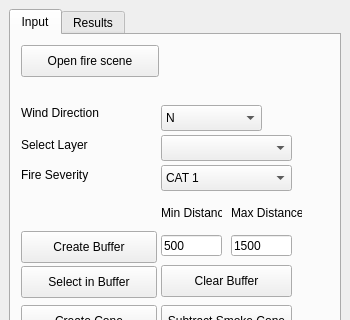
Qt form LocatorTool/LocatingTool/locating_tool_dockwidget_base.ui (qq2012/GEO1005) before a commit; both pictures show x 0 to 350 and y 0 to 320 of the 350 by 655 pixel window.
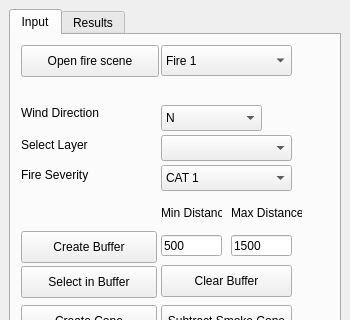
The same form after that commit.

Commit message:
added dropdown button for selecting fire scenario
all legend layers need to be removed for it to work though

Patch:
```diff
--- a/LocatorTool/LocatingTool/locating_tool_dockwidget_base.ui
+++ b/LocatorTool/LocatingTool/locating_tool_dockwidget_base.ui
@@ -428,6 +428,36 @@
          <string>Clear all</string>
         </property>
        </widget>
+       <widget class="QComboBox" name="selectFireButton">
+        <property name="geometry">
+         <rect>
+          <x>150</x>
+          <y>10</y>
+          <width>131</width>
+          <height>31</height>
+         </rect>
+        </property>
+        <item>
+         <property name="text">
+          <string>Fire 1</string>
+         </property>
+        </item>
+        <item>
+         <property name="text">
+          <string>Fire 2</string>
+         </property>
+        </item>
+        <item>
+         <property name="text">
+          <string>Fire 3</string>
+         </property>
+        </item>
+        <item>
+         <property name="text">
+          <string>Fire 4</string>
+         </property>
+        </item>
+       </widget>
       </widget>
       <widget class="QWidget" name="tab_2">
        <attribute name="title">
```
The commit also changes 12 other files.
